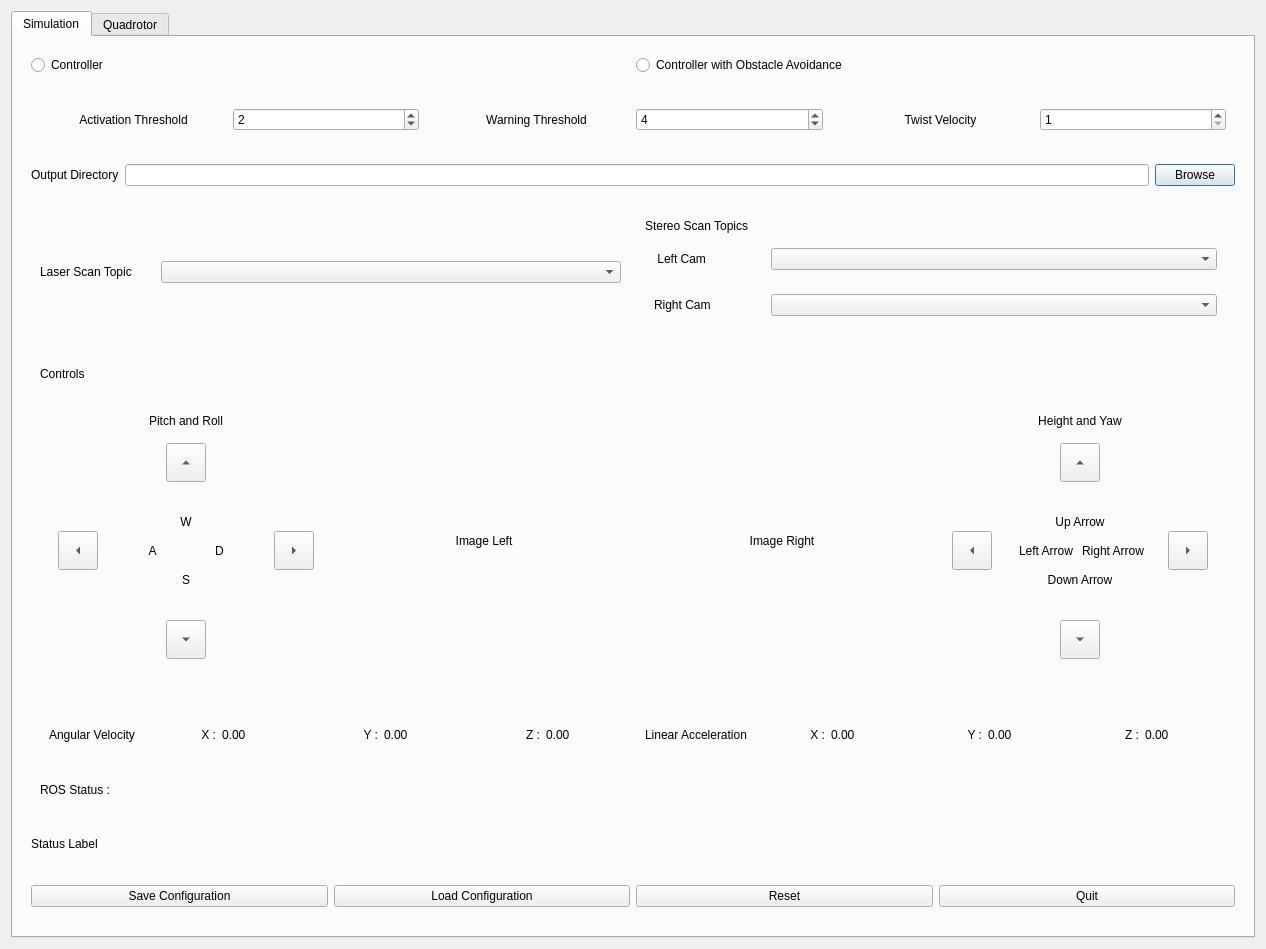
Before: the Qt Designer form gui/GUI.ui in darshn/sim_test, drawn with Qt 5.
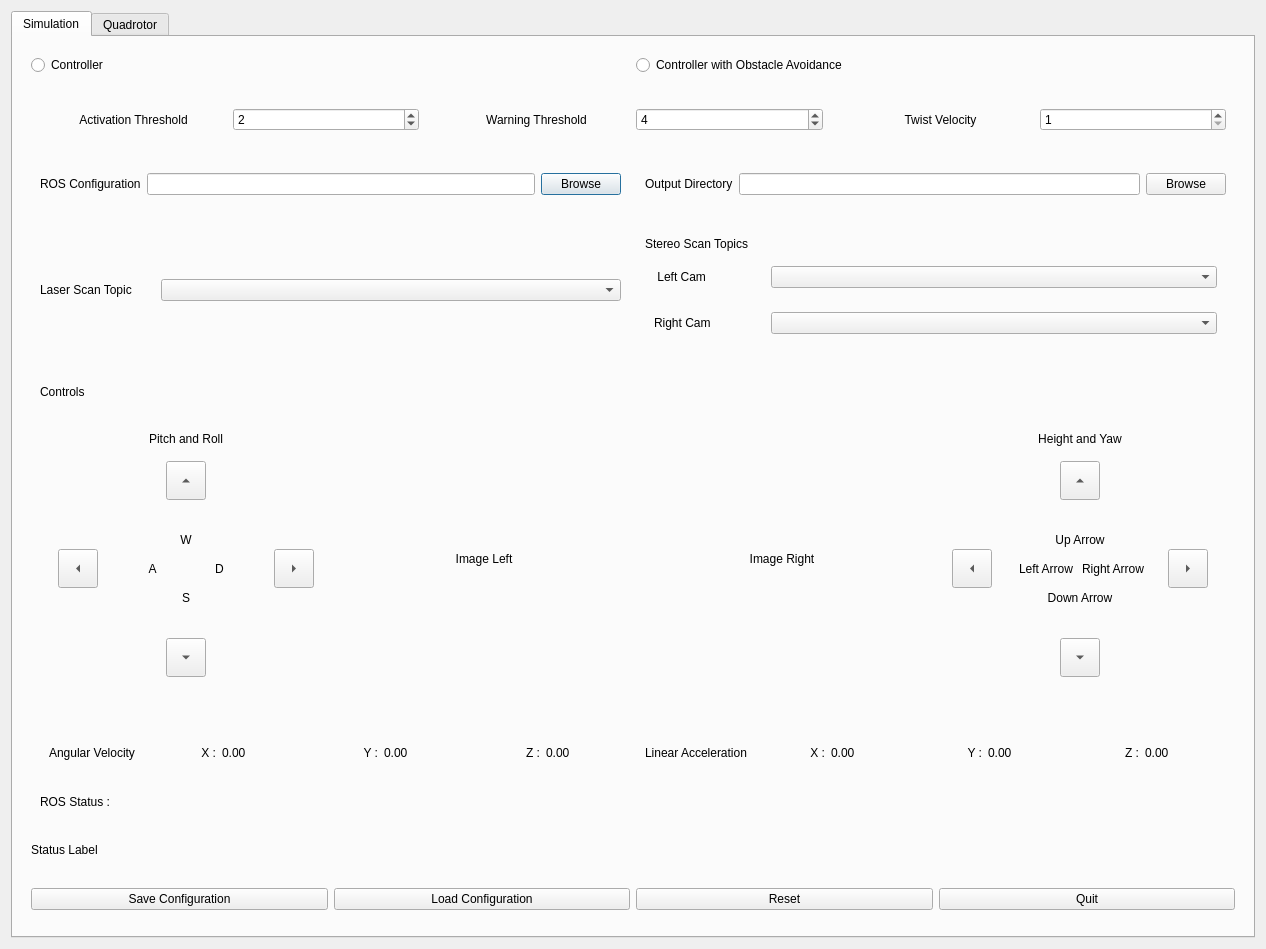
After: the same form once the commit is applied.

The edit to the form file:
```diff
--- a/gui/GUI.ui
+++ b/gui/GUI.ui
@@ -150,6 +150,32 @@
         </widget>
        </item>
        <item>
+        <widget class="QWidget" name="widget_10" native="true">
+         <layout class="QHBoxLayout" name="horizontalLayout_29">
+          <item>
+           <widget class="QWidget" name="widget_16" native="true">
+            <layout class="QHBoxLayout" name="horizontalLayout_30">
+             <item>
+              <widget class="QLabel" name="label_12">
+               <property name="text">
+                <string>ROS Configuration</string>
+               </property>
+              </widget>
+             </item>
+             <item>
+              <widget class="QLineEdit" name="ros_txt_field"/>
+             </item>
+             <item>
+              <widget class="QPushButton" name="ros_config_btn">
+               <property name="text">
+                <string>Browse</string>
+               </property>
+              </widget>
+             </item>
+            </layout>
+           </widget>
+          </item>
+          <item>
         <widget class="QWidget" name="widget_8" native="true">
          <layout class="QHBoxLayout" name="horizontalLayout_12">
           <item>
@@ -167,6 +193,9 @@
             <property name="text">
              <string>Browse</string>
             </property>
+              </widget>
+             </item>
+            </layout>
            </widget>
           </item>
          </layout>
```
Lines whose indentation alone changed are shown as unchanged.
